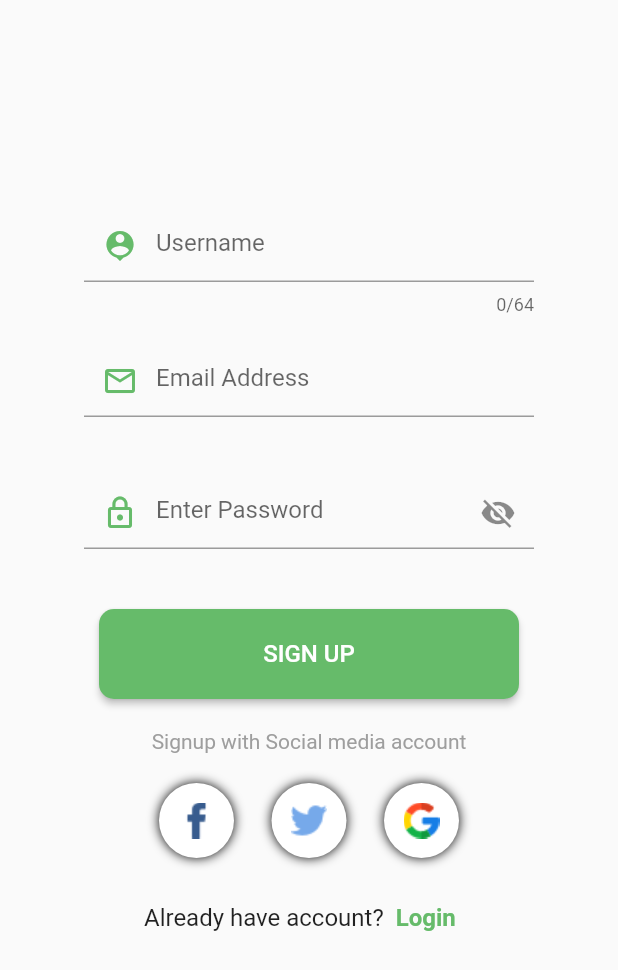
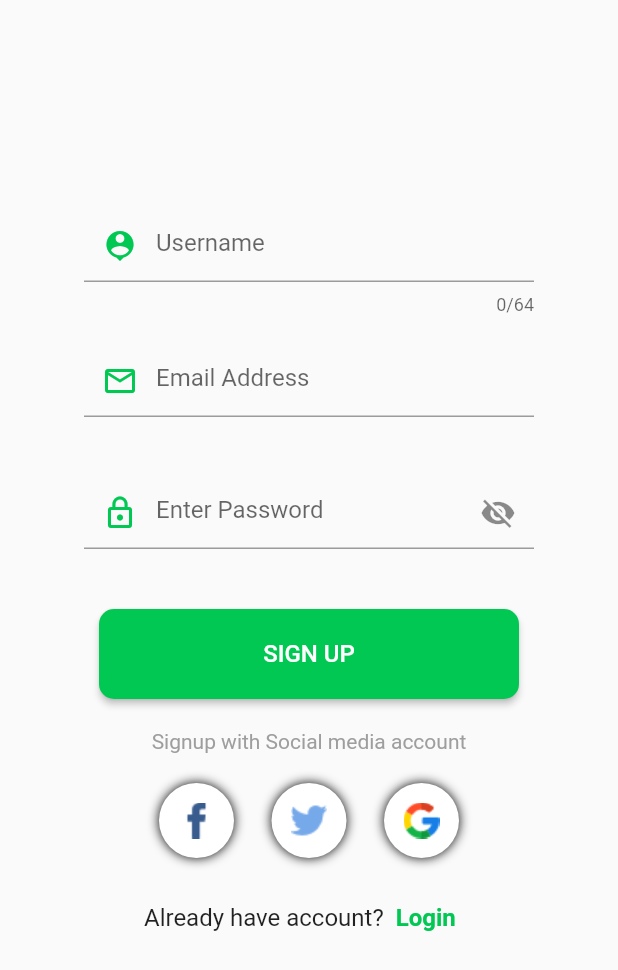
Before and after one commit to Bahaaib/FarmtrustApp, a Flutter app: the screen it shows after launch, after a tap on "SIGN UP", on a phone screen of 412 x 824 dp. Shown: the top 970 px of the screen. Run offline on Flutter 3.47's test engine with Material 2 defaults, Android fonts, the phone set to English and light mode, and no system bars; our stand-ins replace firebase_auth; accounts and stored records are empty; network calls fail.

Commit message:
changed primary color

```diff
--- a/lib/register_page/register_page_view.dart
+++ b/lib/register_page/register_page_view.dart
@@ -25,9 +25,9 @@ class RegisterPageView extends RegisterPageViewModel {
               decoration: InputDecoration(
                   prefixIcon: Icon(
                     Icons.person_pin,
-                    color: Colors.green[400],
+                    color: Color(0xff00c853),
                   ),
-                  fillColor: Colors.green[400],
+                  fillColor: Color(0xff00c853),
                   hintText: 'Username'),
             ),
           ),
@@ -43,9 +43,9 @@ class RegisterPageView extends RegisterPageViewModel {
               decoration: InputDecoration(
                   prefixIcon: Icon(
                     Icons.mail_outline,
-                    color: Colors.green[400],
+                    color: Color(0xff00c853),
                   ),
-                  fillColor: Colors.green[400],
+                  fillColor: Color(0xff00c853),
                   hintText: 'Email Address'),
             ),
           ),
@@ -62,7 +62,7 @@ class RegisterPageView extends RegisterPageViewModel {
               decoration: InputDecoration(
                   prefixIcon: Icon(
                     Icons.lock_outline,
-                    color: Colors.green[400],
+                    color: Color(0xff00c853),
                   ),
                   suffixIcon: IconButton(
                       icon: Icon(passwordVisible
@@ -73,7 +73,7 @@ class RegisterPageView extends RegisterPageViewModel {
                           passwordVisible = !passwordVisible;
                         });
                       }),
-                  fillColor: Colors.green[400],
+                  fillColor: Color(0xff00c853),
                   hintText: 'Enter Password'),
             ),
           ),
@@ -87,7 +87,7 @@ class RegisterPageView extends RegisterPageViewModel {
               style: TextStyle(fontSize: 16.0),
             ),
             onPressed: signUp,
-            color: Colors.green[400],
+            color: Color(0xff00c853),
             shape: RoundedRectangleBorder(
                 borderRadius: BorderRadius.circular(10.0)),
           ),
@@ -192,7 +192,7 @@ class RegisterPageView extends RegisterPageViewModel {
                     'Login',
                     style: TextStyle(
                         fontSize: 16.0,
-                        color: Colors.green[400],
+                        color: Color(0xff00c853),
                         fontWeight: FontWeight.bold),
                   ),
                 ),
```
